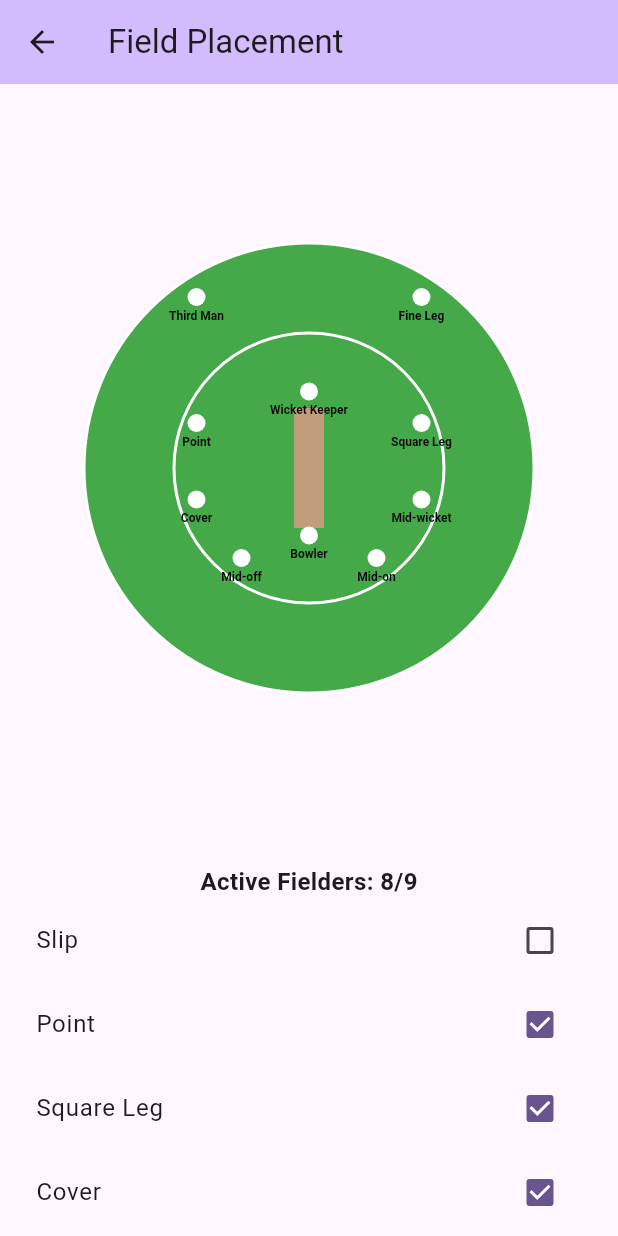
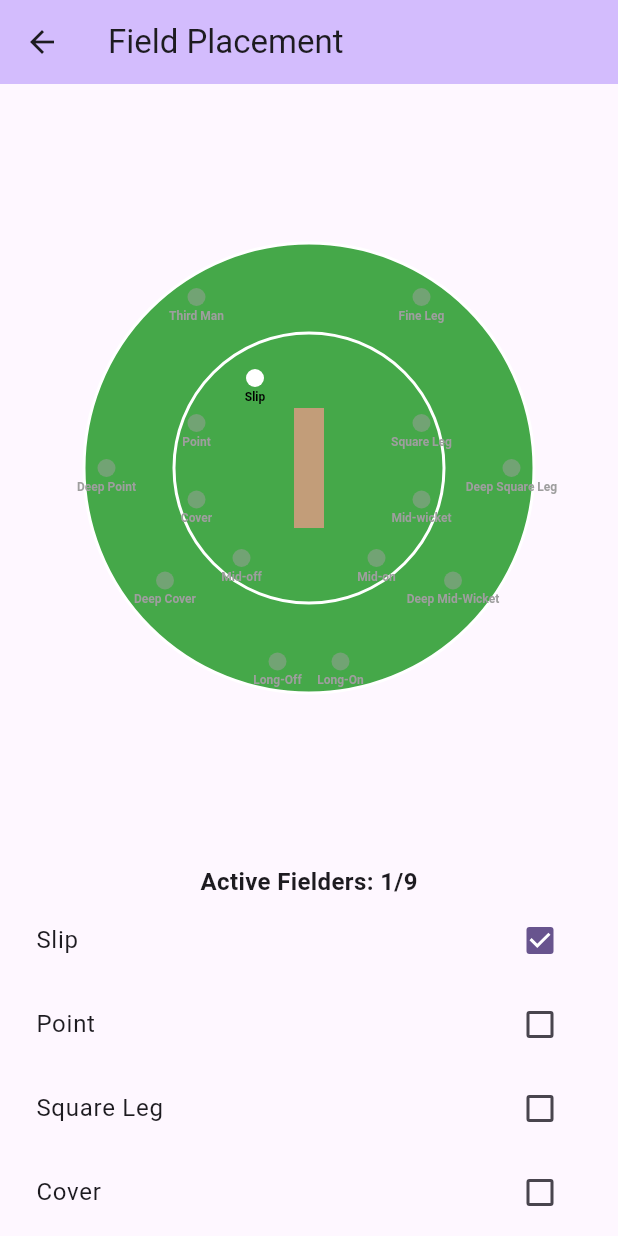
Before and after one commit to thecodemonster1/cric_field_project_1, a Flutter app: the WagonWheelPage screen opened by its route, after a tap on "Slip", on a phone screen of 412 x 824 dp. Run offline on Flutter 3.47's test engine with Material 3 defaults, Android fonts, the phone set to English and light mode, and no system bars; missing offline and left inert: tflite_flutter.

Commit message:
Update WagonWheelPage: set all fielders to inactive by default and adjust active fielder count logic

```diff
--- a/lib/Pages/WagonWheelPage.dart
+++ b/lib/Pages/WagonWheelPage.dart
@@ -11,15 +11,15 @@ class WagonWheelPage extends StatefulWidget {
 
 class _WagonWheelPageState extends State<WagonWheelPage> {
   final Map<String, bool> enabledFielders = {
-    'Slip': true,
-    'Point': true,
-    'Square Leg': true,
-    'Cover': true,
-    'Mid-wicket': true,
-    'Mid-off': true,
-    'Mid-on': true,
-    'Third Man': true,
-    'Fine Leg': true,
+    'Slip': false,
+    'Point': false,
+    'Square Leg': false,
+    'Cover': false,
+    'Mid-wicket': false,
+    'Mid-off': false,
+    'Mid-on': false,
+    'Third Man': false,
+    'Fine Leg': false,
     'Deep Point': false,
     'Deep Square Leg': false,
     'Deep Cover': false,
@@ -28,7 +28,7 @@ class _WagonWheelPageState extends State<WagonWheelPage> {
     'Long-On': false,
   };
 
-  int activeFielderCount = 9; // Track number of active fielders
+  int activeFielderCount = 0; // Track number of active fielders
 
   @override
   void initState() {
@@ -39,6 +39,7 @@ class _WagonWheelPageState extends State<WagonWheelPage> {
   void _initializeFielders() async {
     await FieldPlacementService.loadModel();
 
+    // Get predictions from the model
     final predictions = FieldPlacementService.predictFieldPlacements(
       batsman: widget.inputData['batsman'],
       overRange: widget.inputData['overRange'],
@@ -46,21 +47,37 @@ class _WagonWheelPageState extends State<WagonWheelPage> {
       bowlerVariation: widget.inputData['bowlerVariation'],
     );
 
+    // Print raw predictions
+    print('Raw model predictions (indices): $predictions');
+
+    // Map predictions to fielding positions
+    final predictedPositions = predictions
+        .map((index) =>
+            FieldPlacementService.fieldingPositionMap[index] ?? 'Unknown')
+        .toList();
+
+    // Print mapped fielding positions
+    print('Predicted fielding positions: $predictedPositions');
+
     setState(() {
-      // Update fielder positions based on model predictions
-      var fielderNames = enabledFielders.keys.toList();
-      for (int i = 0; i < predictions.length; i++) {
-        if (i < fielderNames.length) {
-          enabledFielders[fielderNames[i]] = predictions[i];
-        }
+      // Clear existing positions
+      enabledFielders.clear();
+
+      // Add standard fixed fielders
+      enabledFielders['Wicket Keeper'] = true;
+      enabledFielders['Bowler'] = true;
+
+      // Enable top 9 predicted fielding positions
+      for (var index in predictions) {
+        String position =
+            FieldPlacementService.fieldingPositionMap[index] ?? 'Unknown';
+        enabledFielders[position] = true;
       }
 
-      // Update active fielder count
-      activeFielderCount = enabledFielders.values.where((v) => v).length;
+      // Update active fielder count (excluding bowler and wicket keeper)
+      activeFielderCount = enabledFielders.values.where((v) => v).length - 2;
     });
   }
-
-  // int activeFielderCountX = activeFielderCount/9;
 
   @override
   Widget build(BuildContext context) {
@@ -174,66 +191,21 @@ class WagonWheelPainter extends CustomPainter {
 
     // Define fielder positions
     final fielderPositions = [
-      // Close-in fielders
-      {'name': 'Wicket Keeper', 'x': 0.5, 'y': 0.33, 'fixed': true},
-      {'name': 'Bowler', 'x': 0.5, 'y': 0.65, 'fixed': true},
-      {'name': 'Slip', 'x': 0.38, 'y': 0.3, 'fixed': false}, // Slip
-      {'name': 'Point', 'x': 0.25, 'y': 0.4, 'fixed': false}, // Point
-      {
-        'name': 'Square Leg',
-        'x': (1 - 0.25),
-        'y': 0.4,
-        'fixed': false
-      }, // Square leg
-      {'name': 'Cover', 'x': 0.25, 'y': 0.57, 'fixed': false}, // Cover
-      {
-        'name': 'Mid-wicket',
-        'x': (1 - 0.25),
-        'y': 0.57,
-        'fixed': false
-      }, // Mid-wicket
-      {'name': 'Mid-off', 'x': 0.35, 'y': 0.7, 'fixed': false}, // Mid-off
-      {'name': 'Mid-on', 'x': (1 - 0.35), 'y': 0.7, 'fixed': false}, // Mid-on
-
-      // Deep fielders
-      {'name': 'Third Man', 'x': 0.25, 'y': 0.12, 'fixed': false}, // Third Man
-      {
-        'name': 'Fine Leg',
-        'x': (1 - 0.25),
-        'y': 0.12,
-        'fixed': false
-      }, // Fine leg
-      {
-        'name': 'Deep \nPoint',
-        'x': 0.05,
-        'y': 0.5,
-        'fixed': false
-      }, // Deep Point
-      {
-        'name': 'Deep \nSquare \nLeg',
-        'x': (1 - 0.05),
-        'y': 0.5,
-        'fixed': false
-      }, // Deep Square Leg
-      {
-        'name': 'Deep \nCover',
-        'x': 0.18,
-        'y': 0.75,
-        'fixed': false
-      }, // Deep Cover
-      {
-        'name': 'Deep \nMid-\nWicket',
-        'x': (1 - 0.18),
-        'y': 0.75,
-        'fixed': false
-      }, // Deep Mid-Wicket
-      {'name': 'Long-Off', 'x': 0.43, 'y': 0.93, 'fixed': false}, // Long-Off
-      {
-        'name': 'Long-On',
-        'x': (1 - 0.43),
-        'y': 0.93,
-        'fixed': false
-      }, // Long-On
+      {'name': 'Slip', 'x': 0.38, 'y': 0.3},
+      {'name': 'Point', 'x': 0.25, 'y': 0.4},
+      {'name': 'Square Leg', 'x': (1 - 0.25), 'y': 0.4},
+      {'name': 'Cover', 'x': 0.25, 'y': 0.57},
+      {'name': 'Mid-wicket', 'x': (1 - 0.25), 'y': 0.57},
+      {'name': 'Mid-off', 'x': 0.35, 'y': 0.7},
+      {'name': 'Mid-on', 'x': (1 - 0.35), 'y': 0.7},
+      {'name': 'Third Man', 'x': 0.25, 'y': 0.12},
+      {'name': 'Fine Leg', 'x': (1 - 0.25), 'y': 0.12},
+      {'name': 'Deep Point', 'x': 0.05, 'y': 0.5},
+      {'name': 'Deep Square Leg', 'x': (1 - 0.05), 'y': 0.5},
+      {'name': 'Deep Cover', 'x': 0.18, 'y': 0.75},
+      {'name': 'Deep Mid-Wicket', 'x': (1 - 0.18), 'y': 0.75},
+      {'name': 'Long-Off', 'x': 0.43, 'y': 0.93},
+      {'name': 'Long-On', 'x': (1 - 0.43), 'y': 0.93},
     ];
 
     // Draw fielders
@@ -243,12 +215,10 @@ class WagonWheelPainter extends CustomPainter {
         (fielder['y']! as double) * size.height,
       );
 
-      final isFixed = fielder['fixed'] as bool;
-      final isEnabled = isFixed || enabledFielders[fielder['name']] == true;
+      final isEnabled = enabledFielders[fielder['name']] ?? false;
 
       final fielderPaint = Paint()
-        // ignore: deprecated_member_use
-        ..color = isEnabled ? Colors.white : Colors.grey.withOpacity(0.0)
+        ..color = isEnabled ? Colors.white : Colors.grey.withOpacity(0.5)
         ..style = PaintingStyle.fill;
 
       // Draw fielder circle
@@ -259,8 +229,7 @@ class WagonWheelPainter extends CustomPainter {
         text: TextSpan(
           text: fielder['name'] as String,
           style: TextStyle(
-            // ignore: deprecated_member_use
-            color: isEnabled ? Colors.black : Colors.grey.withOpacity(0.0),
+            color: isEnabled ? Colors.black : Colors.grey,
             fontSize: 8,
             fontWeight: FontWeight.bold,
           ),
```
